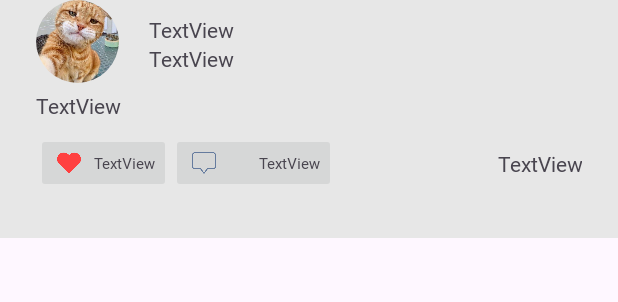
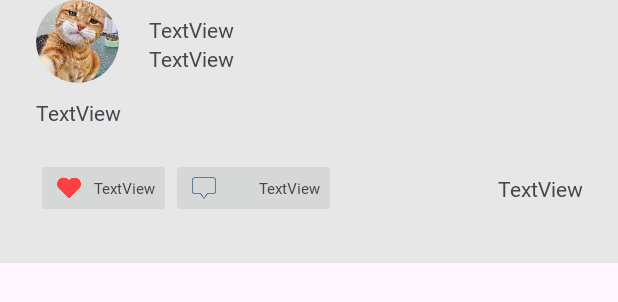
Before and after one commit to alyssaysabelle/Nomads_App, an Android app: the layout home_item_layout.xml on its own in the app's theme, with its tools: preview values and no code run, on a phone screen of 412 x 824 dp. Shown: the top 302 px of the screen. Run offline under Robolectric (Android 15) with nearby library versions, the phone set to English and light mode, and no system bars.

Commit message:
updated margins in home item layout

```diff
--- a/app/src/main/res/layout/home_item_layout.xml
+++ b/app/src/main/res/layout/home_item_layout.xml
@@ -23,6 +23,7 @@
         android:id="@+id/postIv"
         android:layout_width="match_parent"
         android:layout_height="0dp"
+        android:layout_marginTop="10dp"
         android:scaleType="centerCrop"
         android:src="@drawable/rounded_corner_image"
         app:layout_constraintEnd_toEndOf="parent"
@@ -59,7 +60,7 @@
     <androidx.constraintlayout.widget.ConstraintLayout
         android:layout_width="match_parent"
         android:layout_height="match_parent"
-        android:layout_marginTop="8dp"
+        android:layout_marginTop="10dp"
         android:layout_weight="1"
         android:paddingBottom="30dp"
         app:layout_constraintTop_toBottomOf="@+id/postIv"
@@ -126,7 +127,7 @@
         android:id="@+id/captionTv"
         android:layout_width="wrap_content"
         android:layout_height="wrap_content"
-        android:layout_marginTop="5dp"
+        android:layout_marginTop="10dp"
         android:fontFamily="@font/itim"
         android:text="TextView"
         app:layout_constraintStart_toStartOf="parent"
```
